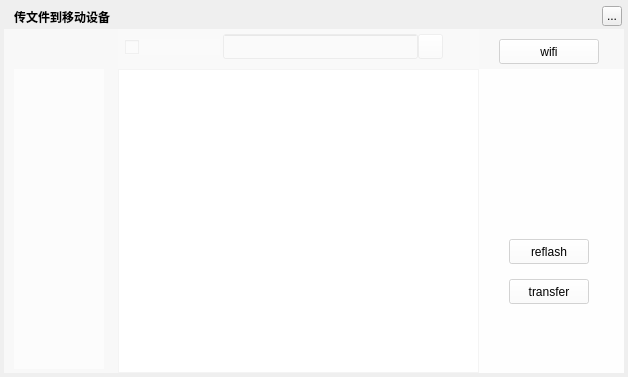
Above: TTKCore/musicUiKits/musicToolsKits/musicconnecttransferwidget.ui from jjzhang166/Musicplayer before the change. Below: the same form after it.
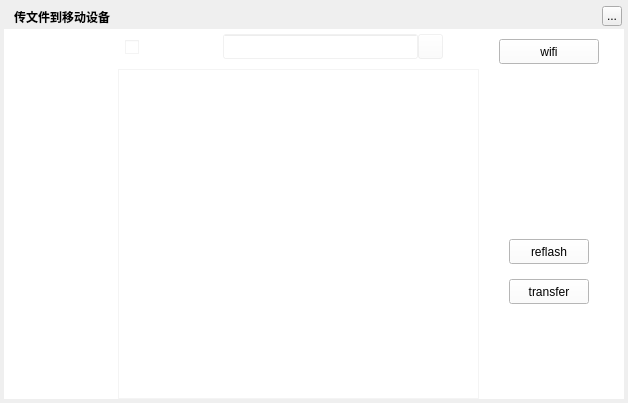
That is the form after the change. Icons and pictures are not drawn. Custom widgets are drawn as their Qt base class.

```diff
--- a/TTKCore/musicUiKits/musicToolsKits/musicconnecttransferwidget.ui
+++ b/TTKCore/musicUiKits/musicToolsKits/musicconnecttransferwidget.ui
@@ -7,7 +7,7 @@
     <x>0</x>
     <y>0</y>
     <width>628</width>
-    <height>377</height>
+    <height>403</height>
    </rect>
   </property>
   <property name="windowTitle">
@@ -19,7 +19,7 @@
      <x>4</x>
      <y>4</y>
      <width>620</width>
-     <height>369</height>
+     <height>395</height>
     </rect>
    </property>
    <property name="text">
@@ -61,11 +61,11 @@
      <x>4</x>
      <y>29</y>
      <width>620</width>
-     <height>344</height>
+     <height>370</height>
     </rect>
    </property>
    <property name="styleSheet">
-    <string notr="true">QWidget{background:rgba(255,255,255,150);}
+    <string notr="true">QWidget{background:white;}
 QLabel{background:transparent;}</string>
    </property>
    <widget class="QWidget" name="playListWidget" native="true">
@@ -74,7 +74,7 @@
       <x>114</x>
       <y>0</y>
       <width>361</width>
-      <height>344</height>
+      <height>370</height>
      </rect>
     </property>
     <property name="styleSheet">
@@ -128,7 +128,7 @@
        <x>0</x>
        <y>40</y>
        <width>361</width>
-       <height>304</height>
+       <height>330</height>
       </rect>
      </property>
     </widget>
@@ -157,7 +157,7 @@
       <x>475</x>
       <y>40</y>
       <width>145</width>
-      <height>304</height>
+      <height>330</height>
      </rect>
     </property>
     <property name="currentIndex">
```
